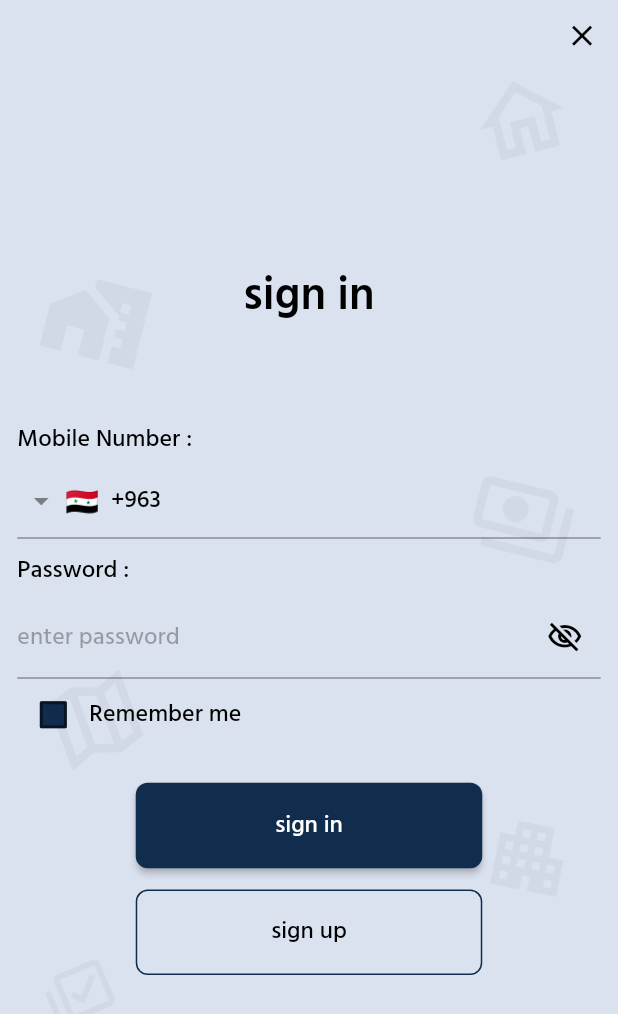
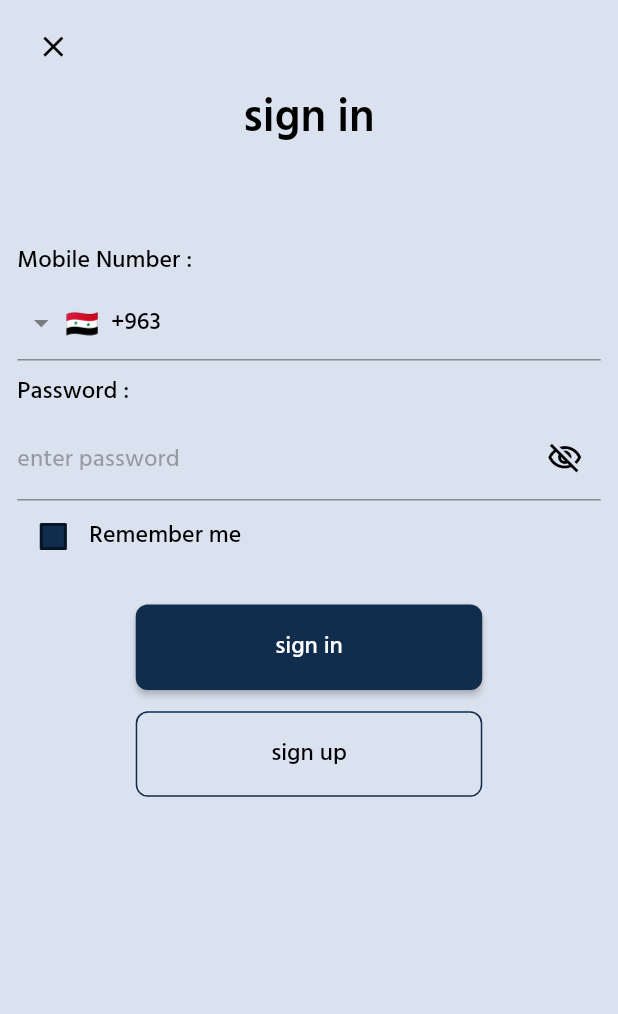
Before and after one commit to mohammedali12450/swess_home, a Flutter app: the AuthenticationScreen screen opened by its route, on a phone screen of 412 x 824 dp. Shown: the top 1014 px of the screen. Run offline on Flutter 3.47's test engine with Material 2 defaults, Android fonts, the light colour scheme and no system bars; drawn by our look-alikes of intl_phone_field; our stand-ins replace animated_splash_screen, auto_size_text, bloc, cached_network_image, connectivity_plus, dio and 21 more; missing offline and left inert: icon_badge, phone_number; accounts and stored records are empty; generated files the repository leaves out were written again; network calls fail; statements that could not run were skipped.

Commit message:
pronet final release

```diff
--- a/lib/main.dart
+++ b/lib/main.dart
@@ -53,7 +53,7 @@ import 'modules/data/repositories/price_domains_repository.dart';
 import 'modules/data/repositories/system_variables_repository.dart';
 import 'package:flutter_gen/gen_l10n/app_localizations.dart';
 
-const bool _clearSharedPreferences = false;
+const bool _clearSharedPreferences = false ;
 
 void main() async {
   // Widget binding:
--- a/lib/modules/presentation/screens/authentication_screen.dart
+++ b/lib/modules/presentation/screens/authentication_screen.dart
@@ -4,6 +4,7 @@ import 'package:flutter_screenutil/flutter_screenutil.dart';
 import 'package:flutter_spinkit/flutter_spinkit.dart';
 import 'package:intl_phone_field/intl_phone_field.dart';
 import 'package:phone_number/phone_number.dart';
+import 'package:provider/provider.dart';
 import 'package:swesshome/constants/colors.dart';
 import 'package:swesshome/constants/design_constants.dart';
 import 'package:swesshome/core/storage/shared_preferences/user_shared_preferences.dart';
@@ -21,7 +22,7 @@ import 'package:swesshome/modules/business_logic_components/bloc/user_register_b
 import 'package:swesshome/modules/business_logic_components/bloc/user_register_bloc/user_register_state.dart';
 import 'package:swesshome/modules/business_logic_components/cubits/channel_cubit.dart';
 import 'package:swesshome/modules/data/models/register.dart';
-import 'package:swesshome/modules/data/models/user.dart';
+import 'package:swesshome/modules/data/providers/locale_provider.dart';
 import 'package:swesshome/modules/data/repositories/user_authentication_repository.dart';
 import 'package:swesshome/modules/presentation/screens/verification_screen.dart';
 import 'package:swesshome/modules/presentation/widgets/wonderful_alert_dialog.dart';
@@ -256,25 +257,19 @@ class _AuthenticationScreenState extends State<AuthenticationScreen> {
               children: [
                 Builder(
                   builder: (context) => Container(
-                    alignment: Alignment.center,
                     width: 1.sw,
                     height: 1.sh,
                     padding: kSmallSymWidth,
                     color: Theme.of(context).colorScheme.secondary,
-                    child: BlocBuilder<ChannelCubit, dynamic>(
-                      bloc: _isLoginSelected,
-                      builder: (_, isLoginSelected) {
-                        if (isLoginSelected) {
-                          return buildLoginScreen();
-                        }
-                        return buildSignupScreen();
-                      },
-                    ),
-                  ),
-                ),
-                Positioned(
-                  top: 0,
-                  right: 0,
+                    child: SingleChildScrollView(
+                      child: Column(
+                        mainAxisAlignment: MainAxisAlignment.start,
+                        children: [
+                          Container(
+                            width: 1.sw,
+                            alignment: Provider.of<LocaleProvider>(context).isArabic()
+                                ? Alignment.centerRight
+                                : Alignment.centerLeft,
                             child: IconButton(
                               icon: Icon(
                                 Icons.close,
@@ -284,12 +279,26 @@ class _AuthenticationScreenState extends State<AuthenticationScreen> {
                                 if (widget.popAfterFinish!) {
                                   Navigator.pop(context);
                                 } else {
-                        Navigator.pushNamedAndRemoveUntil(context, HomeScreen.id, (route) => false);
+                                  Navigator.pushNamedAndRemoveUntil(
+                                      context, HomeScreen.id, (route) => false);
                                 }
                               },
                             ),
                           ),
-                ...kBackgroundDrawings(context),
+                          BlocBuilder<ChannelCubit, dynamic>(
+                            bloc: _isLoginSelected,
+                            builder: (_, isLoginSelected) {
+                              if (isLoginSelected) {
+                                return buildLoginScreen();
+                              }
+                              return buildSignupScreen();
+                            },
+                          ),
+                        ],
+                      ),
+                    ),
+                  ),
+                ),
               ],
             ),
           ),
@@ -483,14 +492,13 @@ class _AuthenticationScreenState extends State<AuthenticationScreen> {
             builder: (_, errorMessage) {
               return IntlPhoneField(
                 controller: authenticationController,
-                decoration: InputDecoration(errorText: errorMessage),
+                decoration: InputDecoration(errorText: errorMessage , errorMaxLines: 2),
                 initialCountryCode: isForStore ? 'LB' : 'SY',
                 onChanged: (phone) {
                   phoneDialCode = phone.countryCode;
                   authenticationError.setState(null);
                 },
                 disableLengthCheck: true,
-
                 autovalidateMode: AutovalidateMode.disabled,
               );
             },
@@ -523,6 +531,7 @@ class _AuthenticationScreenState extends State<AuthenticationScreen> {
                           _passwordVisibilityCubit.setState(!isVisible);
                         },
                       ),
+                      isCollapsed: false,
                     ),
                   );
                 },
@@ -546,6 +555,9 @@ class _AuthenticationScreenState extends State<AuthenticationScreen> {
                 decoration: InputDecoration(
                   errorText: errorMessage,
                   hintText: AppLocalizations.of(context)!.enter_first_name,
+                  suffix: null,
+                  suffixIcon: null,
+                  isCollapsed: false,
                 ),
               );
             },
@@ -567,6 +579,7 @@ class _AuthenticationScreenState extends State<AuthenticationScreen> {
                 decoration: InputDecoration(
                   errorText: errorMessage,
                   hintText: AppLocalizations.of(context)!.enter_last_name,
+                  isCollapsed: false,
                 ),
               );
             },
--- a/pubspec.yaml
+++ b/pubspec.yaml
@@ -3,7 +3,7 @@ description: A new Flutter application.
 
 publish_to: 'none' # Remove this line if you wish to publish to pub.dev
 
-version: 1.0.0+3
+version: 1.0.1+3
 
 environment:
   sdk: ">=2.16.0 <3.0.0"
```
Also changed, not shown: lib/modules/presentation/screens/verification_screen.dart (+1 -30 lines), lib/modules/presentation/widgets/wonderful_alert_dialog.dart (+16 -14 lines). Lines whose indentation alone changed are shown as unchanged.
